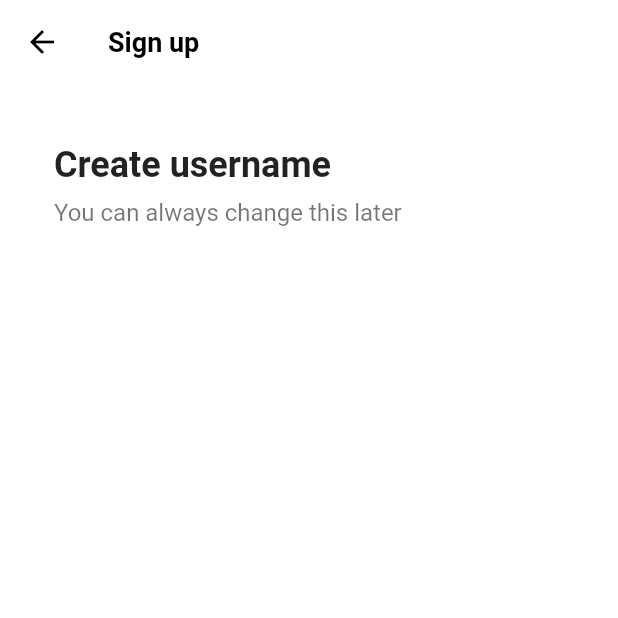
After one commit to MRGRAVITY817/tiktok-clone, a Flutter app: the EmailScreen screen opened directly, on a phone screen of 412 x 824 dp, the top half of it. The commit adds this screen. Run offline on Flutter 3.47's test engine with Material 2 defaults, Android fonts, the phone set to English and light mode, and no system bars; our stand-ins replace font_awesome_flutter.

Commit message:
feat: add email screen and set global app bar theme

```diff
--- /dev/null
+++ b/lib/features/authentication/email_screen.dart
@@ -0,0 +1,30 @@
+import 'package:flutter/material.dart';
+import 'package:ticktok_clone/constants/gaps.dart';
+import 'package:ticktok_clone/constants/sizes.dart';
+
+class EmailScreen extends StatelessWidget {
+  const EmailScreen({super.key});
+
+  @override
+  Widget build(BuildContext context) {
+    return Scaffold(
+      appBar: AppBar(title: const Text("Sign up")),
+      body: Padding(
+          padding: const EdgeInsets.symmetric(horizontal: Sizes.size36),
+          child: Column(
+            // Cross axis of column is row direction.
+            crossAxisAlignment: CrossAxisAlignment.start,
+            children: const [
+              Gaps.v40,
+              Text("Create username",
+                  style: TextStyle(
+                      fontSize: Sizes.size24, fontWeight: FontWeight.w700)),
+              Gaps.v8,
+              Text("You can always change this later",
+                  style:
+                      TextStyle(fontSize: Sizes.size16, color: Colors.black54))
+            ],
+          )),
+    );
+  }
+}
```
Also changed, not shown: lib/main.dart (+11 -2 lines).
